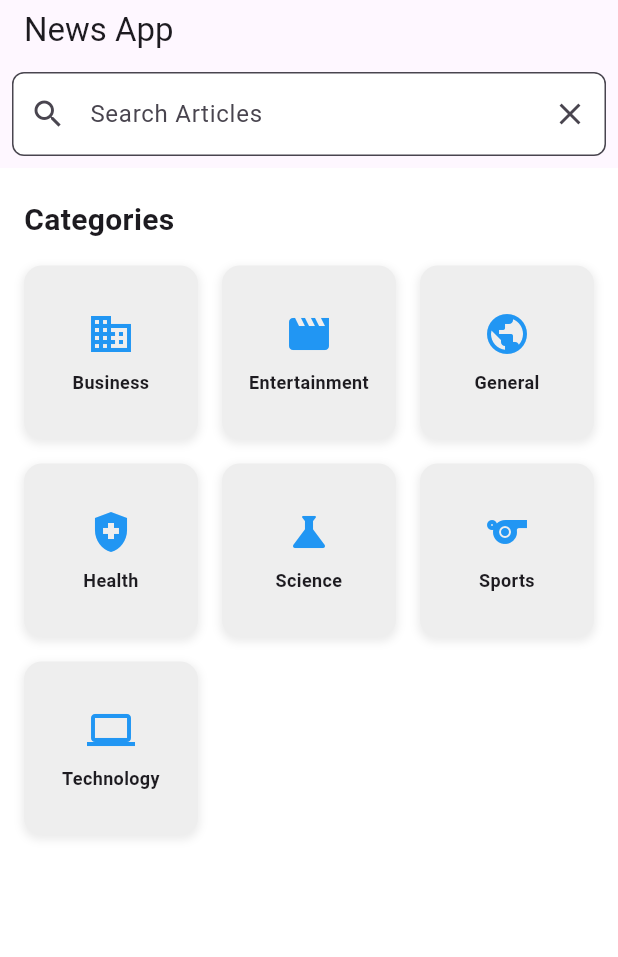
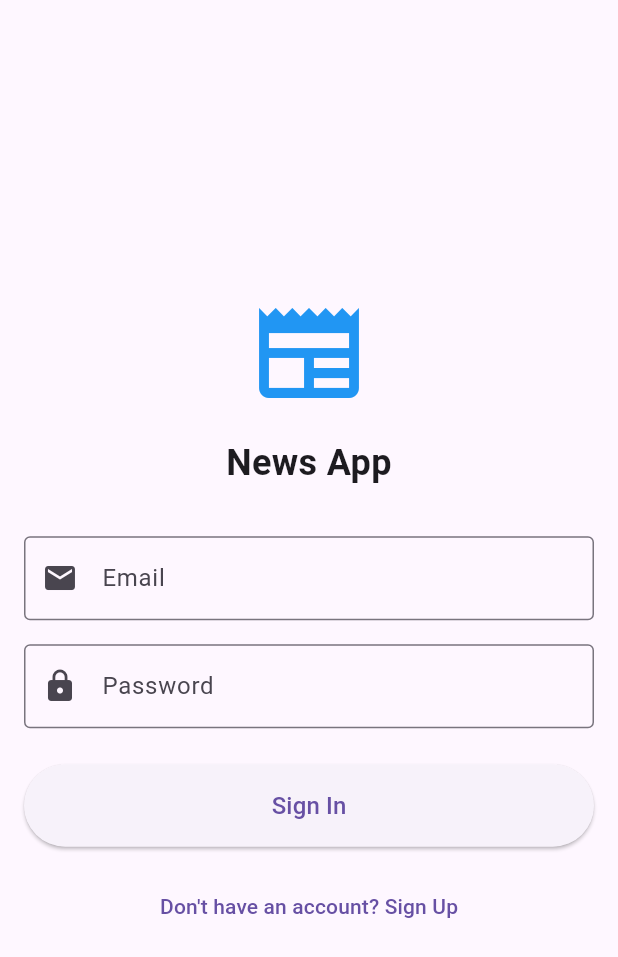
Before and after one commit to SitaaronKL/RUMAD-Hackathon-NewsApp, a Flutter app: the screen it shows after launch, on a phone screen of 412 x 824 dp. Shown: the top 957 px of the screen. Run offline on Flutter 3.47's test engine with Material 3 defaults, Android fonts, the phone set to English and light mode, and no system bars; our stand-ins replace flutter_svg, hive; accounts and stored records are empty.

Commit message:
SIgn in and Sign up Page

```diff
--- a/lib/main.dart
+++ b/lib/main.dart
@@ -1,8 +1,9 @@
 import 'package:flutter/material.dart';
 import 'package:hive/hive.dart';
-import 'package:path_provider/path_provider.dart';
-import 'dart:io';
-import 'pages/home_page.dart';
+import 'pages/sign_in_page.dart';
+import 'models/article.dart';
+import 'package:path_provider/path_provider.dart';  // Add this import
+
 
 void main() async {
   WidgetsFlutterBinding.ensureInitialized();
@@ -19,8 +20,11 @@ class MyApp extends StatelessWidget {
   Widget build(BuildContext context) {
     return MaterialApp(
       title: 'News App',
-      theme: ThemeData(primarySwatch: Colors.blue),
-      home: HomePage(),
+      theme: ThemeData(
+        primarySwatch: Colors.blue,
+        useMaterial3: true,
+      ),
+      home: const SignInPage(),
     );
   }
 }
--- a/lib/pages/business_articles_page.dart
+++ /dev/null
@@ -1,30 +0,0 @@
-import 'package:flutter/material.dart';
-import '../models/article.dart';
-
-class BusinessArticlesPage extends StatelessWidget {
-  final List<Article> articles;
-
-  const BusinessArticlesPage({super.key, required this.articles});
-
-  @override
-  Widget build(BuildContext context) {
-    return Scaffold(
-      appBar: AppBar(
-        title: const Text('Business Articles'),
-      ),
-      body: ListView.builder(
-        itemCount: articles.length,
-        itemBuilder: (context, index) {
-          final article = articles[index];
-          return ListTile(
-            title: Text(article.title ?? 'No Title'),
-            subtitle: Text(article.description ?? 'No Description'),
-            onTap: () {
-              // Handle article tap, e.g., navigate to detail page or open URL
-            },
-          );
-        },
-      ),
-    );
-  }
-}
--- /dev/null
+++ b/lib/pages/sign_in_page.dart
@@ -0,0 +1,168 @@
+import 'package:flutter/material.dart';
+import 'home_page.dart';
+import 'sign_up_page.dart';
+
+class SignInPage extends StatefulWidget {
+  const SignInPage({super.key});
+
+  @override
+  State<SignInPage> createState() => _SignInPageState();
+}
+
+class _SignInPageState extends State<SignInPage> {
+  final _formKey = GlobalKey<FormState>();
+  final _emailController = TextEditingController();
+  final _passwordController = TextEditingController();
+  bool _isLoading = false;
+
+  Future<void> _signIn() async {
+    if (_formKey.currentState!.validate()) {
+      setState(() {
+        _isLoading = true;
+      });
+
+      try {
+        // TODO: Replace with actual Supabase authentication
+        await Future.delayed(const Duration(seconds: 2)); // Simulate network delay
+
+        // Navigate to home page on success
+        if (mounted) {
+          Navigator.of(context).pushReplacement(
+            MaterialPageRoute(builder: (context) => const HomePage()),
+          );
+        }
+      } catch (e) {
+        // Show error message
+        if (mounted) {
+          ScaffoldMessenger.of(context).showSnackBar(
+            SnackBar(content: Text('Error: ${e.toString()}')),
+          );
+        }
+      } finally {
+        if (mounted) {
+          setState(() {
+            _isLoading = false;
+          });
+        }
+      }
+    }
+  }
+
+  @override
+  void dispose() {
+    _emailController.dispose();
+    _passwordController.dispose();
+    super.dispose();
+  }
+
+  @override
+  Widget build(BuildContext context) {
+    return Scaffold(
+      body: SafeArea(
+        child: Center(
+          child: SingleChildScrollView(
+            padding: const EdgeInsets.all(16.0),
+            child: Form(
+              key: _formKey,
+              child: Column(
+                mainAxisAlignment: MainAxisAlignment.center,
+                crossAxisAlignment: CrossAxisAlignment.stretch,
+                children: [
+                  // Logo or App Name
+                  const Icon(
+                    Icons.newspaper,
+                    size: 80,
+                    color: Colors.blue,
+                  ),
+                  const SizedBox(height: 16),
+                  const Text(
+                    'News App',
+                    textAlign: TextAlign.center,
+                    style: TextStyle(
+                      fontSize: 24,
+                      fontWeight: FontWeight.bold,
+                    ),
+                  ),
+                  const SizedBox(height: 32),
+
+                  // Email Field
+                  TextFormField(
+                    controller: _emailController,
+                    keyboardType: TextInputType.emailAddress,
+                    decoration: const InputDecoration(
+                      labelText: 'Email',
+                      border: OutlineInputBorder(),
+                      prefixIcon: Icon(Icons.email),
+                    ),
+                    validator: (value) {
+                      if (value == null || value.isEmpty) {
+                        return 'Please enter your email';
+                      }
+                      if (!value.contains('@')) {
+                        return 'Please enter a valid email';
+                      }
+                      return null;
+                    },
+                  ),
+                  const SizedBox(height: 16),
+
+                  // Password Field
+                  TextFormField(
+                    controller: _passwordController,
+                    obscureText: true,
+                    decoration: const InputDecoration(
+                      labelText: 'Password',
+                      border: OutlineInputBorder(),
+                      prefixIcon: Icon(Icons.lock),
+                    ),
+                    validator: (value) {
+                      if (value == null || value.isEmpty) {
+                        return 'Please enter your password';
+                      }
+                      if (value.length < 6) {
+                        return 'Password must be at least 6 characters';
+                      }
+                      return null;
+                    },
+                  ),
+                  const SizedBox(height: 24),
+
+                  // Sign In Button
+                  ElevatedButton(
+                    onPressed: _isLoading ? null : _signIn,
+                    style: ElevatedButton.styleFrom(
+                      padding: const EdgeInsets.symmetric(vertical: 16),
+                    ),
+                    child: _isLoading
+                        ? const SizedBox(
+                            height: 20,
+                            width: 20,
+                            child: CircularProgressIndicator(
+                              strokeWidth: 2,
+                            ),
+                          )
+                        : const Text(
+                            'Sign In',
+                            style: TextStyle(fontSize: 16),
+                          ),
+                  ),
+                  const SizedBox(height: 16),
+
+                  // Sign Up Link
+                  TextButton(
+                    onPressed: () {
+                      Navigator.of(context).push(
+                        MaterialPageRoute(builder: (context) => const SignUpPage()),
+                      );
+                    },
+                    child: const Text("Don't have an account? Sign Up"),
+                  ),
+                ],
+              ),
+            ),
+          ),
+        ),
+      ),
+    );
+  }
+}
--- a/lib/pages/tech_articles_page.dart
+++ /dev/null
@@ -1,30 +0,0 @@
-import 'package:flutter/material.dart';
-import '../models/article.dart';
-
-class TechArticlesPage extends StatelessWidget {
-  final List<Article> articles;
-
-  const TechArticlesPage({super.key, required this.articles});
-
-  @override
-  Widget build(BuildContext context) {
-    return Scaffold(
-      appBar: AppBar(
-        title: const Text('Tech Articles'),
-      ),
-      body: ListView.builder(
-        itemCount: articles.length,
-        itemBuilder: (context, index) {
-          final article = articles[index];
-          return ListTile(
-            title: Text(article.title ?? 'No Title'),
-            subtitle: Text(article.description ?? 'No Description'),
-            onTap: () {
-              // Handle article tap
-            },
-          );
-        },
-      ),
-    );
-  }
-}
```
Also changed, not shown: lib/pages/sign_up_page.dart (added, +112 -0 lines).
